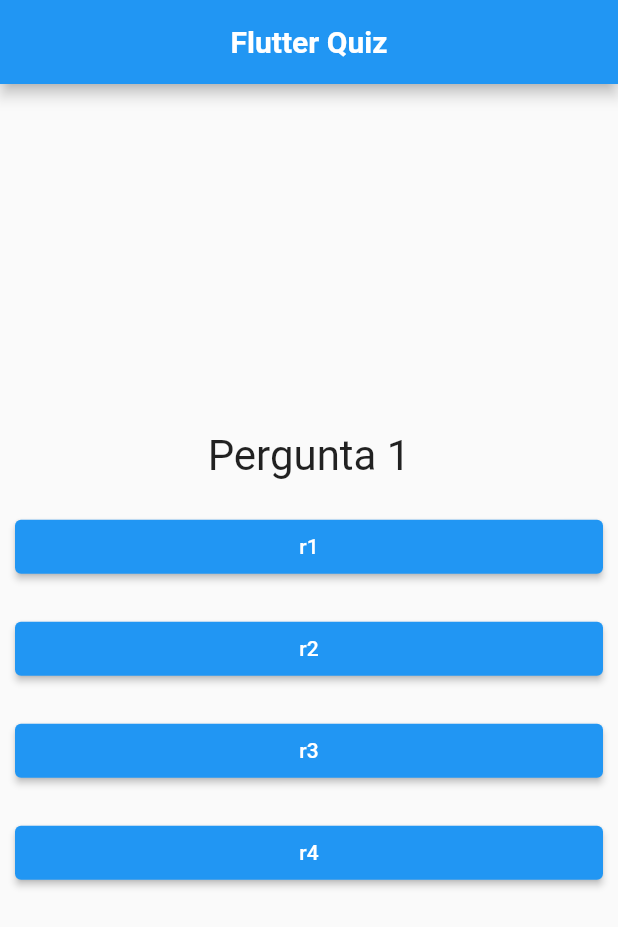
After one commit to julianojstavares/flutter_quiz, a Flutter app: the screen it shows after launch, on a phone screen of 412 x 824 dp. The commit adds this screen. Shown: the top 927 px of the screen. Run offline on Flutter 3.47's test engine with Material 2 defaults, Android fonts, the phone set to English and light mode, and no system bars.

Commit message:
Seção 2, aula 64

```diff
--- a/lib/app.dart
+++ b/lib/app.dart
@@ -1,7 +1,7 @@
 import 'package:flutter/foundation.dart';
 import 'package:flutter/material.dart';
-import 'package:flutter_quiz/questao.dart';
-import 'package:flutter_quiz/resposta.dart';
+import 'package:flutter_quiz/questionario.dart';
+import 'package:flutter_quiz/resultado.dart';
 
 class App extends StatefulWidget {
   const App({super.key});
@@ -12,32 +12,54 @@ class App extends StatefulWidget {
 
 class _AppState extends State<App> {
   int _perguntaSelecionada = 0;
-  final List<Map<String, Object>> _perguntas = [
+  int _notaFinal = 0;
+  final _perguntas = const [
     {
       'texto': "Pergunta 1",
-      'respostas': ['r1', 'r2', 'r3', 'r4']
+      'respostas': [
+        {"texto": 'r1', "nota": 0},
+        {"texto": 'r2', "nota": 0},
+        {"texto": 'r3', "nota": 0},
+        {"texto": 'r4', "nota": 0},
+      ]
     },
     {
       'texto': "Pergunta 2",
-      'respostas': ['r1', 'r2', 'r3', 'r4']
+      'respostas': [
+        {"texto": 'r1', "nota": 0},
+        {"texto": 'r2', "nota": 0},
+        {"texto": 'r3', "nota": 0},
+        {"texto": 'r4', "nota": 0},
+      ]
     },
     {
       'texto': "Pergunta 3",
-      'respostas': ['r1', 'r2', 'r3', 'r4']
+      'respostas': [
+        {"texto": 'r1', "nota": 0},
+        {"texto": 'r2', "nota": 0},
+        {"texto": 'r3', "nota": 0},
+        {"texto": 'r4', "nota": 0},
+      ]
     },
     {
       'texto': "Pergunta 4",
-      'respostas': ['r1', 'r2', 'r3', 'r4']
+      'respostas': [
+        {"texto": 'r1', "nota": 0},
+        {"texto": 'r2', "nota": 0},
+        {"texto": 'r3', "nota": 0},
+        {"texto": 'r4', "nota": 0},
+      ]
     },
   ];
 
-  void _responder() {
+  void _responder(int pontos) {
     if (temPerguntaSelecionada) {
       setState(() {
         _perguntaSelecionada++;
+        _notaFinal += pontos;
       });
       if (kDebugMode) {
-        print("Pergunta selecionada $_perguntaSelecionada");
+        print("Nota Final $_notaFinal");
       }
     }
   }
@@ -48,10 +70,6 @@ class _AppState extends State<App> {
 
   @override
   Widget build(BuildContext context) {
-    List<String> respostas = temPerguntaSelecionada
-        ? _perguntas[_perguntaSelecionada]['respostas'] as List<String>
-        : [];
-
     return MaterialApp(
       debugShowCheckedModeBanner: false,
       home: Scaffold(
@@ -66,17 +84,12 @@ class _AppState extends State<App> {
           backgroundColor: Colors.blue,
         ),
         body: temPerguntaSelecionada
-            ? Column(
-                crossAxisAlignment: CrossAxisAlignment.stretch,
-                mainAxisAlignment: MainAxisAlignment.center,
-                children: [
-                  Questao(_perguntas[_perguntaSelecionada]['texto'].toString()),
-                  ...respostas
-                      .map((texto) => Resposta(texto, _responder))
-                      .toList(),
-                ],
+            ? Questionario(
+                perguntas: _perguntas,
+                perguntaSelecionada: _perguntaSelecionada,
+                responder: _responder,
               )
-            : null,
+            : const Resultado(),
       ),
     );
   }
--- /dev/null
+++ b/lib/questionario.dart
@@ -0,0 +1,44 @@
+import 'package:flutter/material.dart';
+import 'package:flutter_quiz/questao.dart';
+import 'package:flutter_quiz/resposta.dart';
+
+class Questionario extends StatelessWidget {
+  final List<Map<String, Object>> perguntas;
+  final int perguntaSelecionada;
+  final void Function(int nota) responder;
+
+  const Questionario({
+    Key? key,
+    required this.perguntas,
+    required this.perguntaSelecionada,
+    required this.responder,
+  }) : super(key: key);
+
+  bool get temPerguntaSelecionada {
+    return perguntaSelecionada < perguntas.length;
+  }
+
+  @override
+  Widget build(BuildContext context) {
+    List<Map<String, Object>> respostas = temPerguntaSelecionada
+        ? perguntas[perguntaSelecionada]['respostas']
+            as List<Map<String, Object>>
+        : [];
+
+    return Column(
+      crossAxisAlignment: CrossAxisAlignment.stretch,
+      mainAxisAlignment: MainAxisAlignment.center,
+      children: [
+        Questao(perguntas[perguntaSelecionada]['texto'].toString()),
+        ...respostas
+            .map((r) => Resposta(
+                  r['texto'] as String,
+                  () => responder(
+                    int.parse(r['nota'].toString()),
+                  ),
+                ))
+            .toList()
+      ],
+    );
+  }
+}
--- /dev/null
+++ b/lib/resultado.dart
@@ -0,0 +1,15 @@
+import 'package:flutter/material.dart';
+
+class Resultado extends StatelessWidget {
+  const Resultado({super.key});
+
+  @override
+  Widget build(BuildContext context) {
+    return const Center(
+      child: Text(
+        "Parabéns!",
+        style: TextStyle(fontSize: 28),
+      ),
+    );
+  }
+}
```
